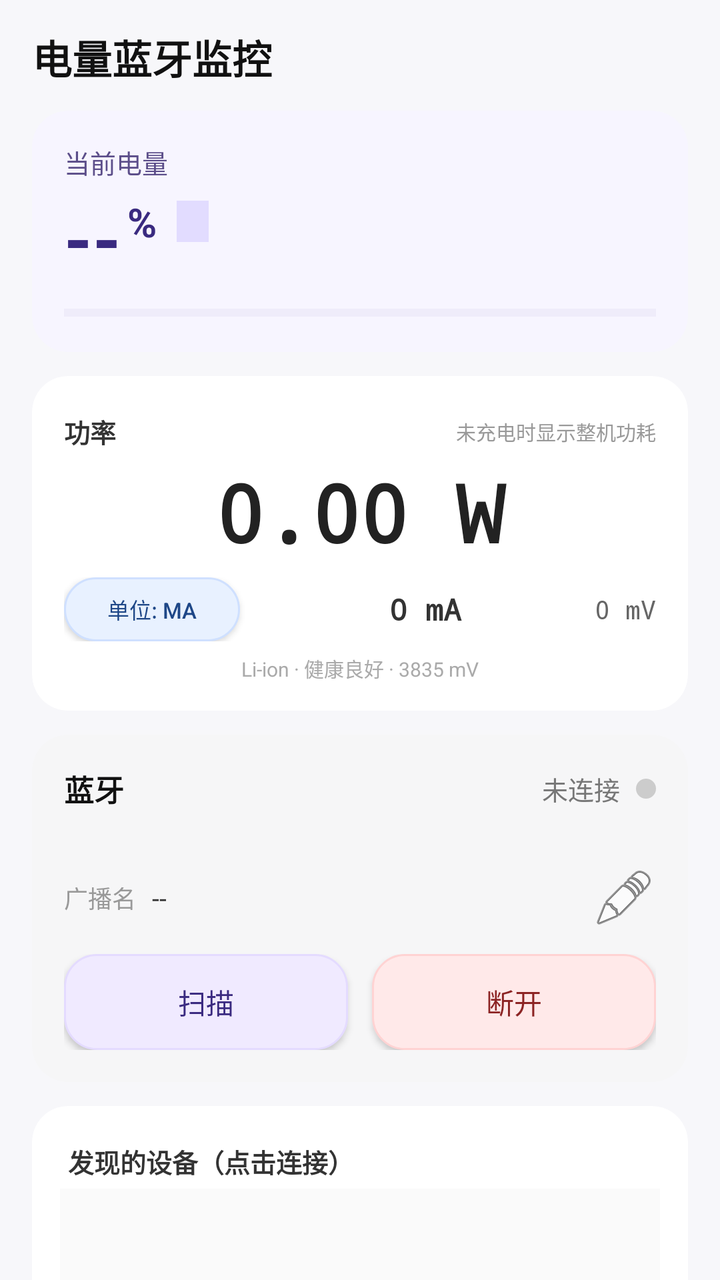
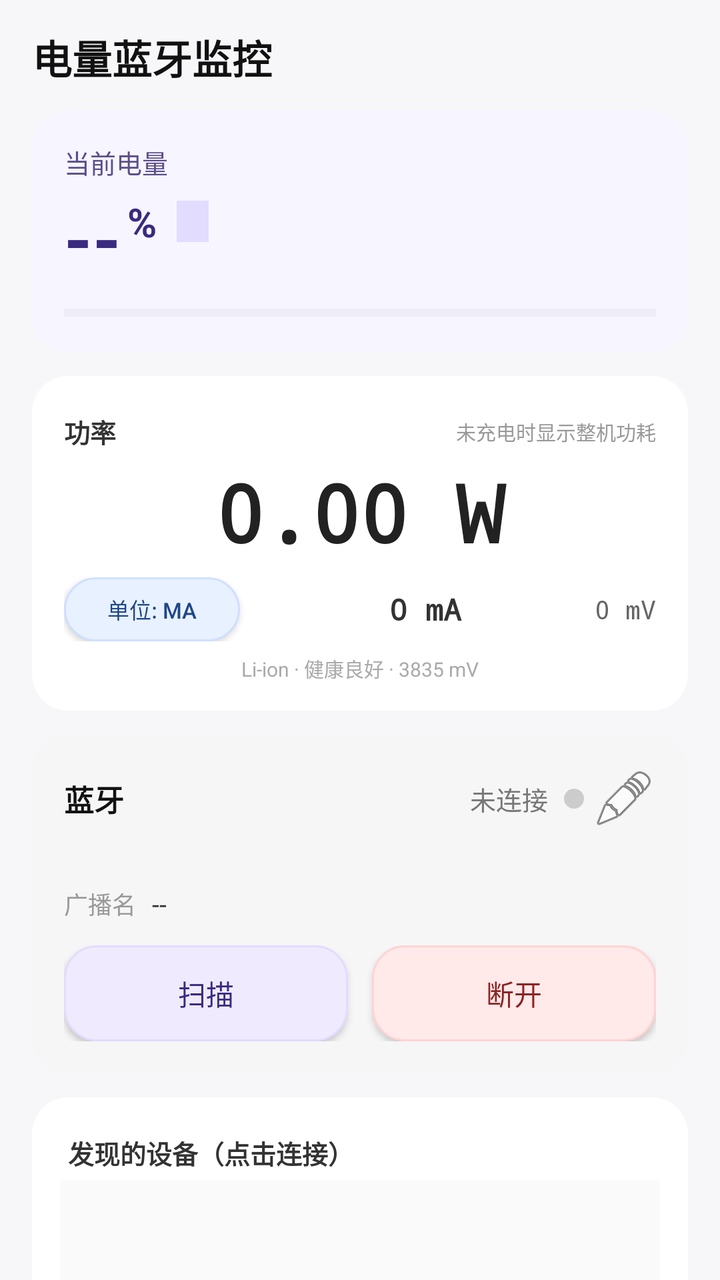

The first picture is an Android layout as it rendered before a commit; the second is the same layout after the commit. The layout source and the unified diff follow.
<!-- AndroidManifest.xml: application theme Theme.BatteryBLEApp -->
<!-- res/layout/activity_main.xml -->
<?xml version="1.0" encoding="utf-8"?>
<androidx.core.widget.NestedScrollView xmlns:android="http://schemas.android.com/apk/res/android"
    xmlns:app="http://schemas.android.com/apk/res-auto"
    android:layout_width="match_parent"
    android:layout_height="match_parent"
    android:fillViewport="true"
    android:overScrollMode="never">

    <LinearLayout
        android:layout_width="match_parent"
        android:layout_height="wrap_content"
        android:orientation="vertical"
        android:paddingHorizontal="16dp"
        android:paddingTop="14dp"
        android:paddingBottom="20dp">

        
        <TextView
            android:id="@+id/tvTitle"
            android:layout_width="match_parent"
            android:layout_height="wrap_content"
            android:text="电量蓝牙监控"
            android:textSize="20sp"
            android:textStyle="bold"
            android:textColor="#111111"
            android:layout_marginBottom="12dp" />

        
        <androidx.cardview.widget.CardView
            android:layout_width="match_parent"
            android:layout_height="wrap_content"
            android:layout_marginBottom="12dp"
            app:cardBackgroundColor="#F7F5FF"
            app:cardCornerRadius="18dp"
            app:cardElevation="0dp">

            <LinearLayout
                android:layout_width="match_parent"
                android:layout_height="wrap_content"
                android:orientation="vertical"
                android:padding="16dp">

                <TextView
                    android:layout_width="wrap_content"
                    android:layout_height="wrap_content"
                    android:text="当前电量"
                    android:textSize="13sp"
                    android:textColor="#5C4E8A" />

                <LinearLayout
                    android:layout_width="match_parent"
                    android:layout_height="wrap_content"
                    android:layout_marginTop="4dp"
                    android:orientation="horizontal"
                    android:gravity="center_vertical">

                    <TextView
                        android:id="@+id/tvBatteryLevel"
                        android:layout_width="wrap_content"
                        android:layout_height="wrap_content"
                        android:text="--"
                        android:textSize="36sp"
                        android:textStyle="bold"
                        android:textColor="#3A2A80" />

                    <TextView
                        android:layout_width="wrap_content"
                        android:layout_height="wrap_content"
                        android:text="%"
                        android:textSize="20sp"
                        android:textStyle="bold"
                        android:textColor="#3A2A80"
                        android:layout_marginStart="3dp"
                        android:layout_marginBottom="8dp" />

                    <TextView
                        android:id="@+id/tvChargingStatus"
                        android:layout_width="wrap_content"
                        android:layout_height="wrap_content"
                        android:text=""
                        android:textSize="11sp"
                        android:textColor="#3A2A80"
                        android:background="#E2DCFF"
                        android:paddingHorizontal="8dp"
                        android:paddingVertical="3dp"
                        android:layout_marginStart="10dp"
                        android:layout_marginBottom="8dp" />
                </LinearLayout>

                <ProgressBar
                    android:id="@+id/pbBattery"
                    style="?android:attr/progressBarStyleHorizontal"
                    android:layout_width="match_parent"
                    android:layout_height="7dp"
                    android:layout_marginTop="10dp"
                    android:progressTint="#6C48FF"
                    android:progressBackgroundTint="#D6D0EC"
                    android:indeterminate="false"
                    android:max="100" />
            </LinearLayout>
        </androidx.cardview.widget.CardView>

        
        <androidx.cardview.widget.CardView
            android:layout_width="match_parent"
            android:layout_height="wrap_content"
            android:layout_marginBottom="12dp"
            app:cardBackgroundColor="#FFFFFF"
            app:cardCornerRadius="18dp"
            app:cardElevation="0dp">

            <LinearLayout
                android:layout_width="match_parent"
                android:layout_height="wrap_content"
                android:orientation="vertical"
                android:paddingTop="18dp"
                android:paddingBottom="14dp"
                android:paddingHorizontal="16dp">

                
                <LinearLayout
                    android:layout_width="match_parent"
                    android:layout_height="wrap_content"
                    android:orientation="horizontal"
                    android:gravity="center_vertical">

                    <TextView
                        android:layout_width="0dp"
                        android:layout_height="wrap_content"
                        android:layout_weight="1"
                        android:text="功率"
                        android:textSize="13sp"
                        android:textStyle="bold"
                        android:textColor="#333333" />

                    <TextView
                        android:id="@+id/tvPowerContext"
                        android:layout_width="0dp"
                        android:layout_height="wrap_content"
                        android:layout_weight="1"
                        android:gravity="end"
                        android:text="未充电时显示整机功耗"
                        android:textSize="10sp"
                        android:textColor="#999999" />
                </LinearLayout>

                
                <TextView
                    android:id="@+id/tvPowerW"
                    android:layout_width="match_parent"
                    android:layout_height="wrap_content"
                    android:layout_marginTop="4dp"
                    android:gravity="center"
                    android:text="0.00 W"
                    android:textSize="40sp"
                    android:textStyle="bold"
                    android:textColor="#222222"
                    android:fontFamily="monospace" />

                
                <LinearLayout
                    android:layout_width="match_parent"
                    android:layout_height="wrap_content"
                    android:layout_marginTop="6dp"
                    android:orientation="horizontal"
                    android:gravity="center_vertical">

                    
                    <androidx.appcompat.widget.AppCompatButton
                        android:id="@+id/btnUnitToggle"
                        android:layout_width="wrap_content"
                        android:layout_height="wrap_content"
                        android:minHeight="32dp"
                        android:paddingHorizontal="10dp"
                        android:paddingVertical="2dp"
                        android:textSize="11sp"
                        android:textColor="#1E4787"
                        android:background="@drawable/bg_btn_blue"
                        android:text="单位: mA" />

                    
                    <TextView
                        android:id="@+id/tvCurrent"
                        android:layout_width="0dp"
                        android:layout_height="wrap_content"
                        android:layout_weight="1"
                        android:layout_marginStart="8dp"
                        android:gravity="center"
                        android:text="0 mA"
                        android:textSize="15sp"
                        android:textStyle="bold"
                        android:textColor="#333333"
                        android:fontFamily="monospace" />

                    
                    <TextView
                        android:id="@+id/tvVoltage"
                        android:layout_width="wrap_content"
                        android:layout_height="wrap_content"
                        android:text="0 mV"
                        android:textSize="13sp"
                        android:textColor="#666666"
                        android:fontFamily="monospace" />
                </LinearLayout>

                
                <TextView
                    android:id="@+id/tvBatteryTech"
                    android:layout_width="match_parent"
                    android:layout_height="wrap_content"
                    android:layout_marginTop="6dp"
                    android:gravity="center"
                    android:text="Li-ion · 健康良好 · 3835 mV"
                    android:textSize="10sp"
                    android:textColor="#AAAAAA" />
            </LinearLayout>
        </androidx.cardview.widget.CardView>

        
        <androidx.cardview.widget.CardView
            android:layout_width="match_parent"
            android:layout_height="wrap_content"
            android:layout_marginBottom="12dp"
            app:cardBackgroundColor="#F6F6F7"
            app:cardCornerRadius="18dp"
            app:cardElevation="0dp">

            <LinearLayout
                android:layout_width="match_parent"
                android:layout_height="wrap_content"
                android:orientation="vertical"
                android:padding="16dp">

                <LinearLayout
                    android:layout_width="match_parent"
                    android:layout_height="wrap_content"
                    android:orientation="horizontal"
                    android:gravity="center_vertical">

                    <TextView
                        android:layout_width="wrap_content"
                        android:layout_height="wrap_content"
                        android:text="蓝牙"
                        android:textSize="15sp"
                        android:textStyle="bold"
                        android:textColor="#111111" />

                    <TextView
                        android:id="@+id/tvBleStatus"
                        android:layout_width="0dp"
                        android:layout_height="wrap_content"
                        android:layout_weight="1"
                        android:text="未连接"
                        android:textSize="13sp"
                        android:textColor="#777777"
                        android:gravity="end" />

                    <View
                        android:id="@+id/vBleStatusDot"
                        android:layout_width="10dp"
                        android:layout_height="10dp"
                        android:layout_marginStart="8dp"
                        android:background="@drawable/bg_status_dot" />
                </LinearLayout>

                <TextView
                    android:id="@+id/tvConnectedDevice"
                    android:layout_width="match_parent"
                    android:layout_height="wrap_content"
                    android:layout_marginTop="5dp"
                    android:text=""
                    android:textSize="11sp"
                    android:textColor="#777777" />

                <LinearLayout
                    android:id="@+id/llDeviceNameRow"
                    android:layout_width="match_parent"
                    android:layout_height="wrap_content"
                    android:layout_marginTop="8dp"
                    android:orientation="horizontal"
                    android:gravity="center_vertical">

                    <TextView
                        android:layout_width="wrap_content"
                        android:layout_height="wrap_content"
                        android:text="广播名"
                        android:textSize="12sp"
                        android:textColor="#999999" />

                    <TextView
                        android:id="@+id/tvDeviceNameLabel"
                        android:layout_width="0dp"
                        android:layout_height="wrap_content"
                        android:layout_weight="1"
                        android:text="--"
                        android:textSize="13sp"
                        android:textColor="#333333"
                        android:layout_marginStart="8dp"
                        android:ellipsize="end"
                        android:singleLine="true" />

                    <androidx.appcompat.widget.AppCompatImageButton
                        android:id="@+id/btnEditDeviceName"
                        android:layout_width="32dp"
                        android:layout_height="32dp"
                        android:background="?attr/selectableItemBackgroundBorderless"
                        android:padding="6dp"
                        android:src="@android:drawable/ic_menu_edit"
                        android:contentDescription="修改广播名" />
                </LinearLayout>

                <LinearLayout
                    android:layout_width="match_parent"
                    android:layout_height="wrap_content"
                    android:layout_marginTop="12dp"
                    android:orientation="horizontal">

                    <androidx.appcompat.widget.AppCompatButton
                        android:id="@+id/btnScan"
                        android:layout_width="0dp"
                        android:layout_height="wrap_content"
                        android:layout_weight="1"
                        android:minHeight="48dp"
                        android:paddingVertical="10dp"
                        android:textColor="#3A2A80"
                        android:textSize="14sp"
                        android:includeFontPadding="false"
                        android:text="扫描"
                        android:layout_marginEnd="6dp"
                        android:background="@drawable/bg_btn_purple" />

                    <androidx.appcompat.widget.AppCompatButton
                        android:id="@+id/btnDisconnect"
                        android:layout_width="0dp"
                        android:layout_height="wrap_content"
                        android:layout_weight="1"
                        android:minHeight="48dp"
                        android:paddingVertical="10dp"
                        android:textColor="#8C2424"
                        android:textSize="14sp"
                        android:includeFontPadding="false"
                        android:text="断开"
                        android:layout_marginStart="6dp"
                        android:background="@drawable/bg_btn_red" />
                </LinearLayout>
            </LinearLayout>
        </androidx.cardview.widget.CardView>

        
        <androidx.cardview.widget.CardView
            android:layout_width="match_parent"
            android:layout_height="wrap_content"
            android:layout_marginBottom="12dp"
            app:cardBackgroundColor="#FFFFFF"
            app:cardCornerRadius="18dp"
            app:cardElevation="0dp">

            <LinearLayout
                android:layout_width="match_parent"
                android:layout_height="wrap_content"
                android:orientation="vertical"
                android:padding="14dp">

                <LinearLayout
                    android:layout_width="match_parent"
                    android:layout_height="wrap_content"
                    android:orientation="horizontal"
                    android:gravity="center_vertical"
                    android:paddingHorizontal="4dp"
                    android:paddingVertical="4dp">

                    <TextView
                        android:layout_width="0dp"
                        android:layout_height="wrap_content"
                        android:layout_weight="1"
                        android:text="发现的设备（点击连接）"
                        android:textSize="13sp"
                        android:textColor="#333333"
                        android:textStyle="bold" />

                    <TextView
                        android:id="@+id/tvDeviceCount"
                        android:layout_width="wrap_content"
                        android:layout_height="wrap_content"
                        android:textSize="12sp"
                        android:textColor="#999999" />
                </LinearLayout>

                <androidx.recyclerview.widget.RecyclerView
                    android:id="@+id/rvDevices"
                    android:layout_width="match_parent"
                    android:layout_height="90dp"
                    android:overScrollMode="ifContentScrolls"
                    android:scrollbars="vertical"
                    android:fadingEdge="vertical"
                    android:fadingEdgeLength="16dp"
                    android:requiresFadingEdge="vertical"
                    android:background="#FAFAFA" />
            </LinearLayout>
        </androidx.cardview.widget.CardView>

        
        <androidx.cardview.widget.CardView
            android:layout_width="match_parent"
            android:layout_height="wrap_content"
            android:layout_marginBottom="12dp"
            app:cardBackgroundColor="#FFFFFF"
            app:cardCornerRadius="18dp"
            app:cardElevation="0dp">

            <LinearLayout
                android:layout_width="match_parent"
                android:layout_height="wrap_content"
                android:orientation="vertical"
                android:padding="16dp">

                <TextView
                    android:layout_width="match_parent"
                    android:layout_height="wrap_content"
                    android:text="电量阈值"
                    android:textSize="15sp"
                    android:textStyle="bold"
                    android:textColor="#111111" />

                
                <LinearLayout
                    android:layout_width="match_parent"
                    android:layout_height="wrap_content"
                    android:layout_marginTop="10dp"
                    android:orientation="horizontal"
                    android:gravity="center_vertical">

                    <TextView
                        android:layout_width="wrap_content"
                        android:layout_height="wrap_content"
                        android:text="停充阈值"
                        android:textSize="12sp"
                        android:textColor="#1E4787"
                        android:minWidth="72dp" />

                    <EditText
                        android:id="@+id/etOpenThreshold"
                        android:layout_width="0dp"
                        android:layout_height="wrap_content"
                        android:layout_weight="1"
                        android:hint="80"
                        android:inputType="number"
                        android:text="80"
                        android:textSize="14sp"
                        android:textColor="#111111"
                        android:background="#F1F1F3"
                        android:paddingHorizontal="12dp"
                        android:paddingVertical="8dp"
                        android:textColorHint="#999999"
                        android:layout_marginEnd="8dp" />

                    <TextView
                        android:layout_width="wrap_content"
                        android:layout_height="wrap_content"
                        android:text="%"
                        android:textSize="13sp"
                        android:textColor="#555555" />
                </LinearLayout>

                
                <LinearLayout
                    android:layout_width="match_parent"
                    android:layout_height="wrap_content"
                    android:layout_marginTop="6dp"
                    android:orientation="horizontal"
                    android:gravity="center_vertical">

                    <TextView
                        android:layout_width="wrap_content"
                        android:layout_height="wrap_content"
                        android:text="开充阈值"
                        android:textSize="12sp"
                        android:textColor="#8A6420"
                        android:minWidth="72dp" />

                    <EditText
                        android:id="@+id/etCloseThreshold"
                        android:layout_width="0dp"
                        android:layout_height="wrap_content"
                        android:layout_weight="1"
                        android:hint="20"
                        android:inputType="number"
                        android:text="20"
                        android:textSize="14sp"
                        android:textColor="#111111"
                        android:background="#F1F1F3"
                        android:paddingHorizontal="12dp"
                        android:paddingVertical="8dp"
                        android:textColorHint="#999999"
                        android:layout_marginEnd="8dp" />

                    <TextView
                        android:layout_width="wrap_content"
                        android:layout_height="wrap_content"
                        android:text="%"
                        android:textSize="13sp"
                        android:textColor="#555555" />
                </LinearLayout>

                
                <androidx.appcompat.widget.AppCompatButton
                    android:id="@+id/btnSetThreshold"
                    android:layout_width="match_parent"
                    android:layout_height="wrap_content"
                    android:layout_marginTop="10dp"
                    android:minHeight="46dp"
                    android:paddingVertical="9dp"
                    android:textColor="#157045"
                    android:textSize="14sp"
                    android:includeFontPadding="false"
                    android:text="应用阈值"
                    android:background="@drawable/bg_btn_green" />

                <TextView
                    android:id="@+id/tvThresholdInfo"
                    android:layout_width="match_parent"
                    android:layout_height="wrap_content"
                    android:layout_marginTop="6dp"
                    android:text="当前：充到 80% 自动停充，掉到 20% 自动开充"
                    android:textSize="11sp"
                    android:textColor="#888888" />

                
                <LinearLayout
                    android:layout_width="match_parent"
                    android:layout_height="wrap_content"
                    android:layout_marginTop="10dp"
                    android:orientation="horizontal">

                    <androidx.appcompat.widget.AppCompatButton
                        android:id="@+id/btnTestSend"
                        android:layout_width="0dp"
                        android:layout_height="wrap_content"
                        android:layout_weight="1"
                        android:minHeight="48dp"
                        android:paddingVertical="10dp"
                        android:paddingHorizontal="4dp"
                        android:textColor="#1E4787"
                        android:textSize="14sp"
                        android:includeFontPadding="false"
                        android:text="开充电"
                        android:layout_marginEnd="6dp"
                        android:background="@drawable/bg_btn_blue" />

                    <androidx.appcompat.widget.AppCompatButton
                        android:id="@+id/btnSendStatus"
                        android:layout_width="0dp"
                        android:layout_height="wrap_content"
                        android:layout_weight="1"
                        android:minHeight="48dp"
                        android:paddingVertical="10dp"
                        android:paddingHorizontal="4dp"
                        android:textColor="#8A6420"
                        android:textSize="14sp"
                        android:includeFontPadding="false"
                        android:text="关充电"
                        android:layout_marginStart="6dp"
                        android:background="@drawable/bg_btn_yellow" />
                </LinearLayout>
            </LinearLayout>
        </androidx.cardview.widget.CardView>

    </LinearLayout>
</androidx.core.widget.NestedScrollView>
<!-- resources referenced by this layout -->
<resources>
  <!-- drawable bg_btn_blue (drawable) -->
  <?xml version="1.0" encoding="utf-8"?>
  <shape xmlns:android="http://schemas.android.com/apk/res/android"
      android:shape="rectangle">
      <solid android:color="#E8F1FF"/>
      <corners android:radius="16dp"/>
      <stroke android:width="1dp" android:color="#CFE0FF"/>
  </shape>
  <!-- drawable bg_btn_green (drawable) -->
  <?xml version="1.0" encoding="utf-8"?>
  <shape xmlns:android="http://schemas.android.com/apk/res/android"
      android:shape="rectangle">
      <solid android:color="#E8F6EE"/>
      <corners android:radius="16dp"/>
      <stroke android:width="1dp" android:color="#CFE8DA"/>
  </shape>
  <!-- drawable bg_btn_purple (drawable) -->
  <?xml version="1.0" encoding="utf-8"?>
  <shape xmlns:android="http://schemas.android.com/apk/res/android"
      android:shape="rectangle">
      <solid android:color="#F0EAFF"/>
      <corners android:radius="16dp"/>
      <stroke android:width="1dp" android:color="#E4DBFF"/>
  </shape>
  <!-- drawable bg_btn_red (drawable) -->
  <?xml version="1.0" encoding="utf-8"?>
  <shape xmlns:android="http://schemas.android.com/apk/res/android"
      android:shape="rectangle">
      <solid android:color="#FFE9E9"/>
      <corners android:radius="16dp"/>
      <stroke android:width="1dp" android:color="#FFD3D3"/>
  </shape>
  <!-- drawable bg_btn_yellow (drawable) -->
  <?xml version="1.0" encoding="utf-8"?>
  <shape xmlns:android="http://schemas.android.com/apk/res/android"
      android:shape="rectangle">
      <solid android:color="#FFF1D1"/>
      <corners android:radius="16dp"/>
      <stroke android:width="1dp" android:color="#F4DDA3"/>
  </shape>
  <!-- drawable bg_status_dot (drawable) -->
  <?xml version="1.0" encoding="utf-8"?>
  <shape xmlns:android="http://schemas.android.com/apk/res/android"
      android:shape="oval">
      <solid android:color="#CCCCCC"/>
  </shape>
  <style name="Theme.BatteryBLEApp" parent="Theme.MaterialComponents.Light.NoActionBar">
          <item name="colorPrimary">#4C35A6</item>
          <item name="colorPrimaryVariant">#3A2A80</item>
          <item name="colorOnPrimary">#FFFFFF</item>
          <item name="colorSecondary">#228B5B</item>
          <item name="colorSecondaryVariant">#1A6B47</item>
          <item name="colorOnSecondary">#FFFFFF</item>
          <item name="android:statusBarColor" tools:targetApi="l">@android:color/white</item>
          <item name="android:windowLightStatusBar" tools:targetApi="m">true</item>
          <item name="android:windowBackground">#F7F7FA</item>
          <item name="android:navigationBarColor" tools:targetApi="o_mr1">@android:color/white</item>
          <item name="android:windowLightNavigationBar" tools:targetApi="o_mr1">true</item>
          <item name="elevationOverlayEnabled">false</item>
      </style>
</resources>

<!-- the commit's change to res/layout/activity_main.xml (unified diff, before → after) -->
@@ -261,6 +261,16 @@
                         android:layout_height="10dp"
                         android:layout_marginStart="8dp"
                         android:background="@drawable/bg_status_dot" />
+
+                    <androidx.appcompat.widget.AppCompatImageButton
+                        android:id="@+id/btnEditDeviceName"
+                        android:layout_width="32dp"
+                        android:layout_height="32dp"
+                        android:layout_marginStart="4dp"
+                        android:background="?attr/selectableItemBackgroundBorderless"
+                        android:padding="6dp"
+                        android:src="@android:drawable/ic_menu_edit"
+                        android:contentDescription="修改广播名" />
                 </LinearLayout>
 
                 <TextView
@@ -298,15 +308,6 @@
                         android:layout_marginStart="8dp"
                         android:ellipsize="end"
                         android:singleLine="true" />
-
-                    <androidx.appcompat.widget.AppCompatImageButton
-                        android:id="@+id/btnEditDeviceName"
-                        android:layout_width="32dp"
-                        android:layout_height="32dp"
-                        android:background="?attr/selectableItemBackgroundBorderless"
-                        android:padding="6dp"
-                        android:src="@android:drawable/ic_menu_edit"
-                        android:contentDescription="修改广播名" />
                 </LinearLayout>
 
                 <LinearLayout
